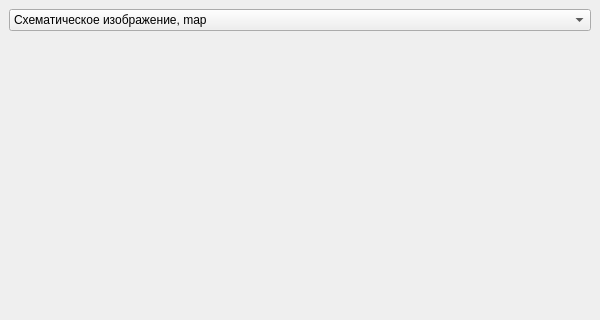
This is 4/main.ui in Nekson228/Map-API as Qt 5 draws it before an edit; both pictures show x 0 to 600 and y 0 to 320 of the 600 by 585 pixel window. The edited form follows.
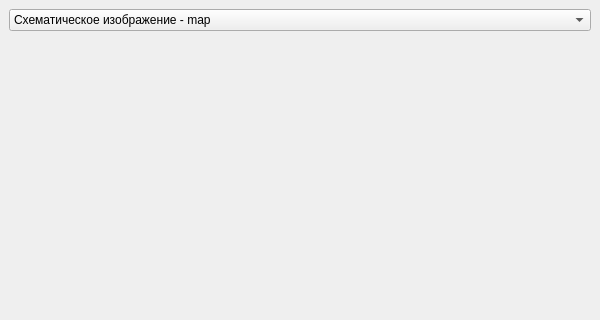
This is the edited form.

```diff
--- a/4/main.ui
+++ b/4/main.ui
@@ -25,7 +25,7 @@
       </property>
       <item>
        <property name="text">
-        <string>Схематическое изображение, map</string>
+        <string>Схематическое изображение - map</string>
        </property>
       </item>
       <item>
```
Left out of the diff: 4 changed lines with no effect on the pictures.
